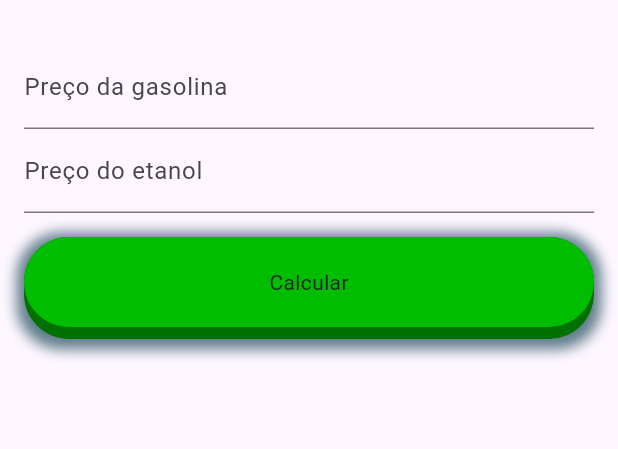
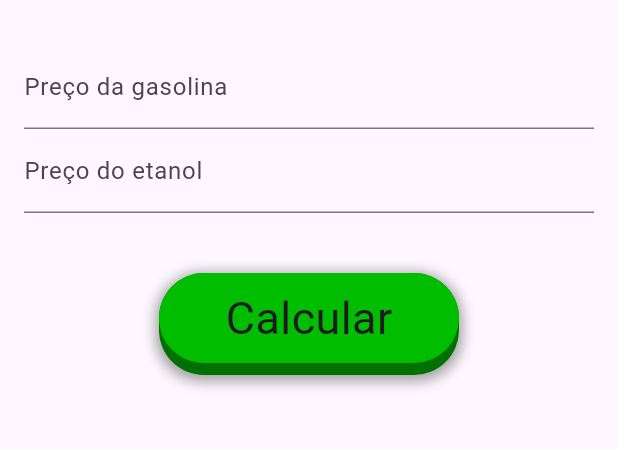
Before and after one commit to Dom-Luiz-III/econol, a Flutter app: the screen it shows after launch, on a phone screen of 412 x 824 dp, the part 63-512 px from its top. Run offline on Flutter 3.47's test engine with Material 3 defaults, Android fonts, the light colour scheme and no system bars.

Commit message:
ajeitando botão

```diff
--- a/lib/core/button_animation.dart
+++ b/lib/core/button_animation.dart
@@ -29,7 +29,7 @@ class PushableButton extends StatefulWidget {
     required this.height,
     this.elevation = 8.0,
     this.shadow,
-    this.onPressed,
+    this.onPressed, required int width,
   })  : assert(height > 0),
         super(key: key);
 
--- a/lib/main.dart
+++ b/lib/main.dart
@@ -2,7 +2,7 @@ import 'package:flutter/material.dart';
 import 'package:econol/templates/home.dart';
 
 void main() {
-  runApp(MyApp());
+  runApp(const MyApp());
 }
 
 class MyApp extends StatelessWidget {
--- a/lib/templates/home.dart
+++ b/lib/templates/home.dart
@@ -3,10 +3,9 @@ import 'package:econol/core/calculo.dart';
 import 'package:econol/core/button_animation.dart';
 
 class EconomolPage extends StatefulWidget {
-  const EconomolPage({required Key? key}) : super(key: key);
+  const EconomolPage({Key? key}) : super(key: key);
 
   @override
-  // ignore: library_private_types_in_public_api
   _EconomolPageState createState() => _EconomolPageState();
 }
 
@@ -19,10 +18,14 @@ class _EconomolPageState extends State<EconomolPage> {
     String gasolinaText = _gasolinaController.text.replaceAll(',', '.');
     String etanolText = _etanolController.text.replaceAll(',', '.');
 
+    if (gasolinaText.isEmpty || etanolText.isEmpty) {
+      _mostrarSnackBar('Informe os valores da gasolina e do etanol');
+      return;
+    }
+
     num gasolina = parseNumber(gasolinaText);
     num etanol = parseNumber(etanolText);
 
-    // ignore: unnecessary_null_comparison
     if (etanol != null) {
       double proporcao = etanol / gasolina;
       if (proporcao <= 0.7) {
@@ -51,6 +54,15 @@ class _EconomolPageState extends State<EconomolPage> {
     }
   }
 
+  void _mostrarSnackBar(String mensagem) {
+    ScaffoldMessenger.of(context).showSnackBar(
+      SnackBar(
+        content: Text(mensagem),
+        duration: const Duration(seconds: 2),
+      ),
+    );
+  }
+
   @override
   Widget build(BuildContext context) {
     return Scaffold(
@@ -74,19 +86,25 @@ class _EconomolPageState extends State<EconomolPage> {
               decoration: const InputDecoration(labelText: 'Preço do etanol'),
               onChanged: (_) => _formatarNumero(_etanolController),
             ),
-            const SizedBox(height: 16.0),
-            PushableButton(
+            const SizedBox(height: 40.0),
+            Center(
+              child: SizedBox(
+                width: 200,
+                child: PushableButton(
                   height: 60,
                   elevation: 8,
                   hslColor: const HSLColor.fromAHSL(1.0, 120, 1.0, 0.37),
                   shadow: const BoxShadow(
-                color: Colors.blueGrey,
-                spreadRadius: 5,
+                    color: Colors.grey,
+                    spreadRadius: 2,
                     blurRadius: 7,
                     offset: Offset(0, 2),
                   ),
                   onPressed: _calcularMelhorOpcao,
-              child: const Text('Calcular'),
+                  width: 40,
+                  child: const Text('Calcular', style: TextStyle(fontSize: 30)),
+                ),
+              ),
             ),
             const SizedBox(height: 16.0),
             Text(
@@ -99,5 +117,3 @@ class _EconomolPageState extends State<EconomolPage> {
     );
   }
 }
-
-//test zone
```
Lines whose indentation alone changed are shown as unchanged.
